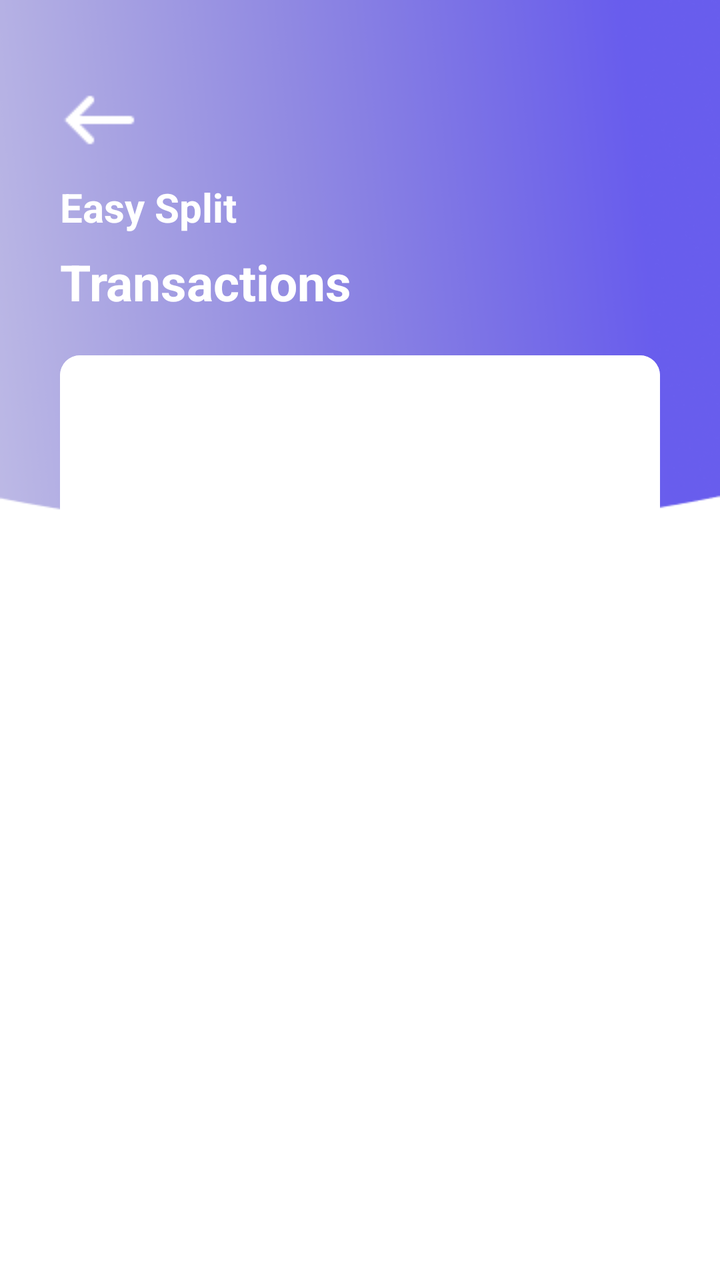
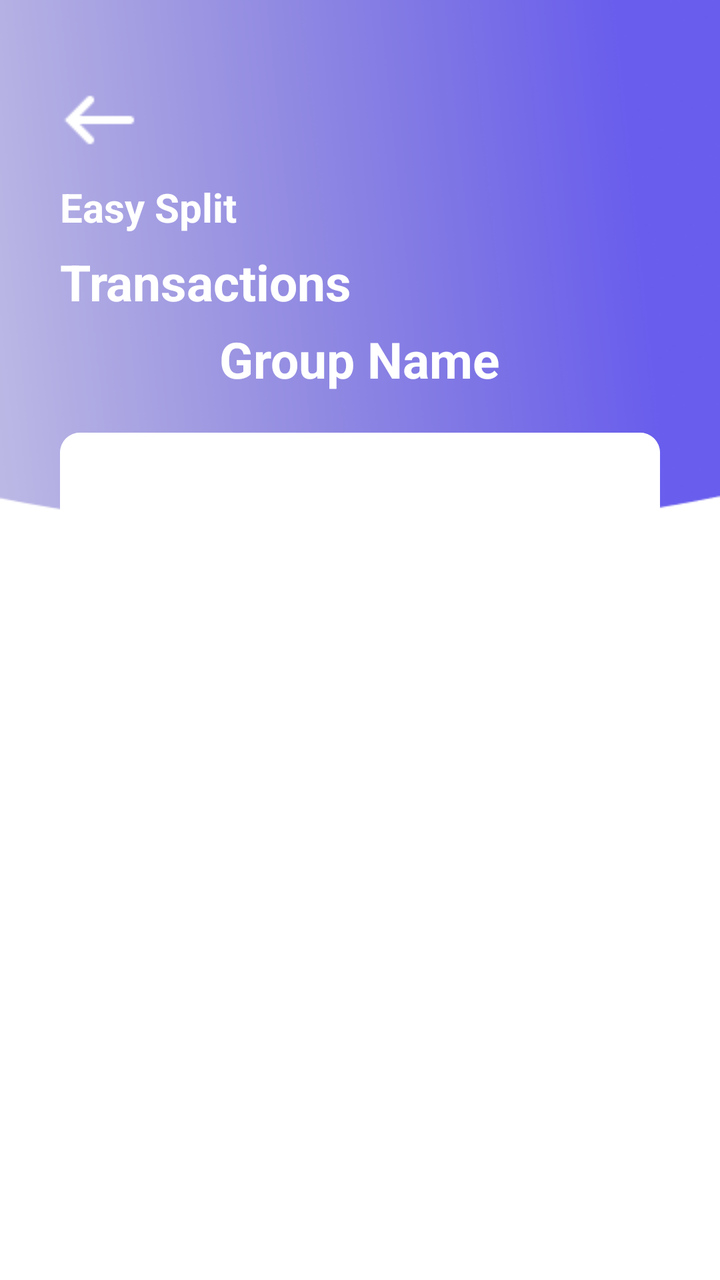

Compare the two renders of this Android layout. The source of the first and the diff that turns it into the second are given below.
<!-- AndroidManifest.xml: application theme Theme.SplitYourBill -->
<!-- res/layout/activity_view_transaction.xml -->
<?xml version="1.0" encoding="utf-8"?>
<LinearLayout xmlns:android="http://schemas.android.com/apk/res/android"
    xmlns:card_view="http://schemas.android.com/apk/res-auto"
    xmlns:tools="http://schemas.android.com/tools"
    android:layout_width="match_parent"
    android:layout_height="match_parent"
    android:background="@drawable/background"
    android:gravity="center_horizontal"
    android:orientation="vertical"
    tools:context=".ViewTransaction">

    <ImageButton
        android:id="@+id/goToBackButton"
        android:layout_width="40dp"
        android:layout_height="40dp"
        android:layout_gravity="left|top"
        android:layout_marginLeft="30dp"
        android:layout_marginTop="40dp"
        android:background="@color/transparent"
        android:contentDescription="@string/just_a_icon"
        android:padding="20dp"
        android:layout_weight="0"
        android:src="@drawable/back"
         />

    <TextView
        android:id="@+id/textViewTopName"
        android:layout_width="wrap_content"
        android:layout_height="wrap_content"
        android:layout_gravity="start"
        android:layout_marginStart="30dp"
        android:layout_marginTop="10dp"
        android:layout_marginBottom="2dp"
        android:text="@string/easy_split"
        android:textColor="@color/white"
        android:textSize="20sp"
        android:textStyle="bold"
         />


    <TextView
        android:id="@+id/textViewTop"
        android:layout_width="wrap_content"
        android:layout_height="wrap_content"
        android:layout_gravity="left"
        android:layout_marginLeft="30dp"
        android:layout_marginTop="5dp"
        android:layout_marginBottom="20dp"
        android:text="@string/transactions"
        android:textColor="@color/white"
        android:textSize="25sp"
        android:textStyle="bold"
        tools:ignore="RtlHardcoded" />


    <com.google.android.material.card.MaterialCardView
        android:id="@+id/card_view_inner"

        android:layout_width="match_parent"
        android:layout_height="wrap_content"
        android:layout_gravity="center"
        android:layout_marginLeft="30dp"
        android:layout_marginRight="30dp"
        android:layout_marginBottom="20dp"
        android:background="@color/white"
        card_view:cardElevation="0dp"

        card_view:cardBackgroundColor="@color/white"
        card_view:cardCornerRadius="10dp">

        <ListView
            android:id="@+id/lv1"
            android:layout_width="match_parent"
            android:layout_height="500dp"
            android:padding="5dp"
            android:background="@color/white"
            android:scrollbars="none"
            android:divider="@color/transparent"

            />


    </com.google.android.material.card.MaterialCardView>


    <LinearLayout
        android:layout_width="match_parent"
        android:layout_height="fill_parent"
        android:layout_gravity="center"
        android:background="@color/white"
        android:gravity="bottom">

        <Button
            android:id="@+id/goToHomeButton"
            android:layout_width="0dp"
            android:layout_height="80dp"
            android:layout_marginBottom="10dp"
            android:layout_weight="1"
            android:background="@color/transparent"
            android:drawableTop="@drawable/home"
            android:padding="5dp"
            android:layout_gravity="bottom"
            android:text="@string/home"
            android:textColor="@color/black"
            android:textSize="11sp"
            android:textStyle="bold" />

        <Button
            android:id="@+id/goToaddTrans"
            android:drawableTop="@drawable/plus1"
            android:layout_width="0dp"
            android:layout_height="100dp"
            android:layout_marginBottom="10dp"
            android:layout_weight="1"
            android:background="@color/transparent"
            android:padding="5dp"
            android:layout_gravity="bottom"
            android:text="Add Transaction"
            android:textColor="@color/black"
            android:textSize="11sp"
            android:textStyle="bold" />

        <Button
            android:id="@+id/goToSettleUp"
            android:drawableTop="@drawable/estimate"
            android:layout_width="0dp"
            android:layout_height="80dp"
            android:layout_marginBottom="10dp"
            android:layout_weight="1"
            android:background="@color/transparent"
            android:padding="5dp"
            android:layout_gravity="bottom"
            android:text="@string/settle_up"
            android:textColor="@color/black"
            android:textSize="11sp"
            android:textStyle="bold"

            />

    </LinearLayout>


</LinearLayout>
<!-- resources referenced by this layout -->
<resources>
  <color name="black">#FF000000</color>
  <color name="transparent">#00FFFFFF</color>
  <color name="white">#FFFFFFFF</color>
  <!-- drawable back: png bitmap (drawable, 292 bytes) -->
  <!-- drawable background: png bitmap (drawable, 30810 bytes) -->
  <!-- drawable estimate: png bitmap (drawable, 324 bytes) -->
  <!-- drawable home: png bitmap (drawable, 303 bytes) -->
  <!-- drawable plus1: png bitmap (drawable, 175 bytes) -->
  <string name="easy_split">Easy Split</string>
  <string name="home">Home</string>
  <string name="just_a_icon">Just a Icon</string>
  <string name="settle_up">Settle Up</string>
  <string name="transactions">Transactions</string>
  <style name="Theme.SplitYourBill" parent="Theme.MaterialComponents.Light.NoActionBar" />
</resources>

<!-- the commit's change to res/layout/activity_view_transaction.xml (unified diff, before → after) -->
@@ -45,13 +45,24 @@
         android:layout_gravity="left"
         android:layout_marginLeft="30dp"
         android:layout_marginTop="5dp"
-        android:layout_marginBottom="20dp"
+        android:layout_marginBottom="5dp"
         android:text="@string/transactions"
         android:textColor="@color/white"
         android:textSize="25sp"
         android:textStyle="bold"
         tools:ignore="RtlHardcoded" />
 
+    <TextView
+        android:id="@+id/viewGroupName"
+        android:layout_width="wrap_content"
+        android:layout_height="wrap_content"
+        android:layout_gravity="center_horizontal"
+        android:layout_marginBottom="20dp"
+        android:text="Group Name"
+        android:textColor="@color/white"
+        android:textSize="25sp"
+        android:textStyle="bold"
+         />
 
     <com.google.android.material.card.MaterialCardView
         android:id="@+id/card_view_inner"
<!-- resource entries referenced after the edit -->
@@ -13,6 +13,10 @@
   <string name="just_a_icon">Just a Icon</string>
   <string name="settle_up">Settle Up</string>
   <string name="transactions">Transactions</string>
-  <style name="Theme.SplitYourBill" parent="Theme.MaterialComponents.Light.NoActionBar" />
+  <style name="Theme.SplitYourBill" parent="Theme.MaterialComponents.Light.NoActionBar">
+  
+  
+  
+      </style>
 </resources>
 
